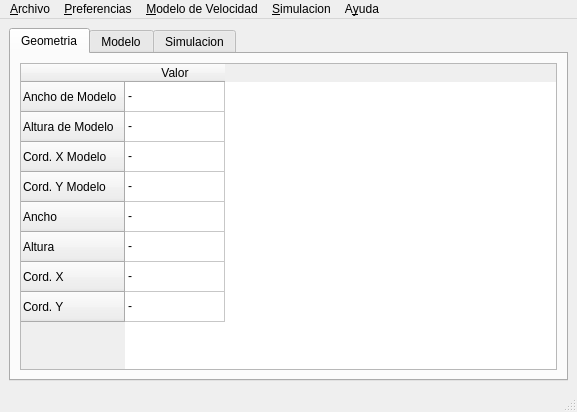
First picture: the form in Viper/mainwindow.ui, repository edvelezg/viper-sugui, before the edit.
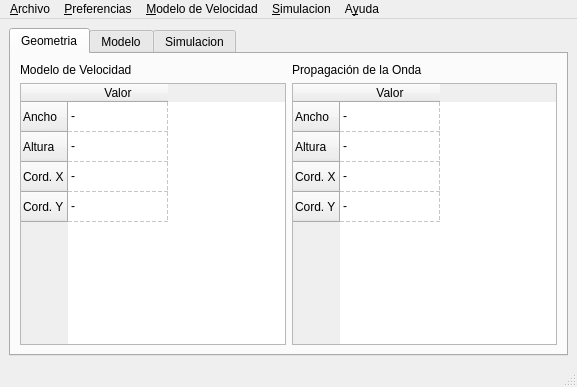
Second picture: the form after the edit. Icons and pictures are not drawn.

What changed in the file:
```diff
--- a/Viper/mainwindow.ui
+++ b/Viper/mainwindow.ui
@@ -6,7 +6,7 @@
     <x>0</x>
     <y>0</y>
     <width>577</width>
-    <height>412</height>
+    <height>387</height>
    </rect>
   </property>
   <property name="windowTitle" >
@@ -31,6 +31,15 @@
        </attribute>
        <layout class="QGridLayout" name="gridLayout_4" >
         <item row="0" column="0" >
+         <layout class="QVBoxLayout" name="verticalLayout" >
+          <item>
+           <widget class="QLabel" name="label" >
+            <property name="text" >
+             <string>Modelo de Velocidad</string>
+            </property>
+           </widget>
+          </item>
+          <item>
          <widget class="QTableWidget" name="tableWidget_3" >
           <property name="sizePolicy" >
            <sizepolicy vsizetype="Expanding" hsizetype="Expanding" >
@@ -53,26 +62,9 @@
           <property name="showGrid" >
            <bool>true</bool>
           </property>
-          <row>
-           <property name="text" >
-            <string>Ancho de Modelo</string>
-           </property>
-          </row>
-          <row>
-           <property name="text" >
-            <string>Altura de Modelo</string>
-           </property>
-          </row>
-          <row>
-           <property name="text" >
-            <string>Cord. X Modelo</string>
-           </property>
-          </row>
-          <row>
-           <property name="text" >
-            <string>Cord. Y Modelo</string>
-           </property>
-          </row>
+            <property name="gridStyle" >
+             <enum>Qt::DashLine</enum>
+            </property>
           <row>
            <property name="text" >
             <string>Ancho</string>
@@ -118,27 +110,75 @@
             <string>-</string>
            </property>
           </item>
-          <item row="4" column="0" >
+           </widget>
+          </item>
+         </layout>
+        </item>
+        <item row="0" column="1" >
+         <layout class="QVBoxLayout" name="verticalLayout_2" >
+          <item>
+           <widget class="QLabel" name="label_2" >
            <property name="text" >
+             <string>Propagación de la Onda</string>
+            </property>
+           </widget>
+          </item>
+          <item>
+           <widget class="QTableWidget" name="tableWidget_4" >
+            <property name="editTriggers" >
+             <set>QAbstractItemView::NoEditTriggers</set>
+            </property>
+            <property name="gridStyle" >
+             <enum>Qt::DashLine</enum>
+            </property>
+            <row>
+             <property name="text" >
+              <string>Ancho</string>
+             </property>
+            </row>
+            <row>
+             <property name="text" >
+              <string>Altura</string>
+             </property>
+            </row>
+            <row>
+             <property name="text" >
+              <string>Cord. X</string>
+             </property>
+            </row>
+            <row>
+             <property name="text" >
+              <string>Cord. Y</string>
+             </property>
+            </row>
+            <column>
+             <property name="text" >
+              <string>Valor</string>
+             </property>
+            </column>
+            <item row="0" column="0" >
+             <property name="text" >
             <string>-</string>
            </property>
           </item>
-          <item row="5" column="0" >
+            <item row="1" column="0" >
            <property name="text" >
             <string>-</string>
            </property>
           </item>
-          <item row="6" column="0" >
+            <item row="2" column="0" >
            <property name="text" >
             <string>-</string>
            </property>
           </item>
-          <item row="7" column="0" >
+            <item row="3" column="0" >
            <property name="text" >
             <string>-</string>
            </property>
           </item>
          </widget>
+          </item>
+         </layout>
         </item>
        </layout>
       </widget>
```
Left out of the diff: 60 changed lines with no effect on the pictures. Lines whose indentation alone changed are shown as unchanged.
